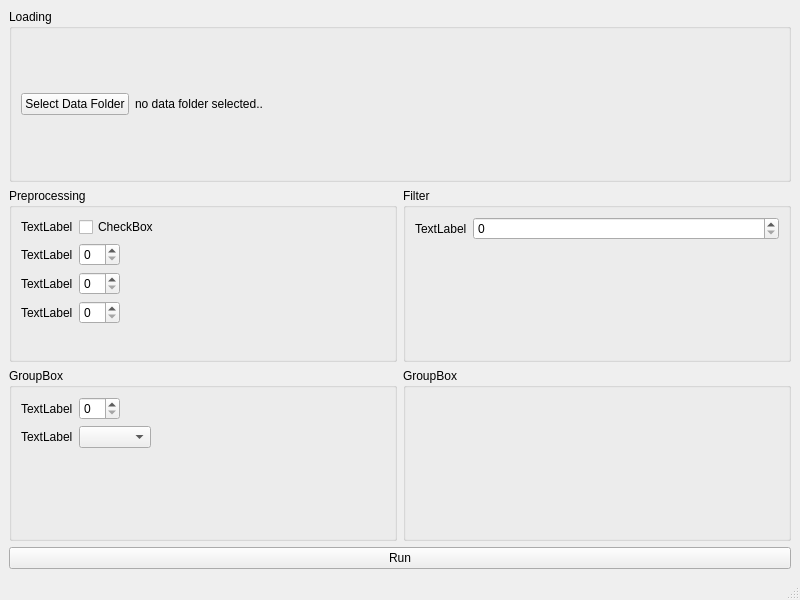
Qt form main_gui/main_window.ui (dedan/DrosCalciumAnalyse) before a commit.
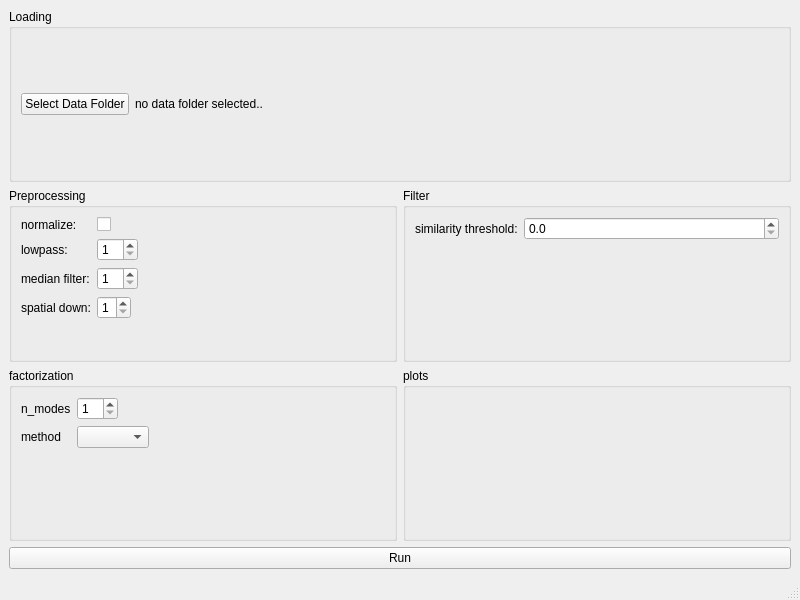
The same form after that commit.

Commit message: initialize gui with standard values

```diff
--- a/main_gui/main_window.ui
+++ b/main_gui/main_window.ui
@@ -68,44 +68,65 @@
        <item row="0" column="0">
         <widget class="QLabel" name="label_2">
          <property name="text">
-          <string>TextLabel</string>
+          <string>normalize:</string>
          </property>
         </widget>
        </item>
        <item row="0" column="1">
         <widget class="QCheckBox" name="checkBox">
          <property name="text">
-          <string>CheckBox</string>
+          <string/>
          </property>
         </widget>
        </item>
        <item row="1" column="0">
         <widget class="QLabel" name="label_3">
          <property name="text">
-          <string>TextLabel</string>
+          <string>lowpass:</string>
          </property>
         </widget>
        </item>
        <item row="1" column="1">
-        <widget class="QSpinBox" name="spinBox"/>
-       </item>
-       <item row="2" column="1">
-        <widget class="QSpinBox" name="spinBox_2"/>
-       </item>
-       <item row="3" column="1">
-        <widget class="QSpinBox" name="spinBox_3"/>
+        <widget class="QSpinBox" name="lowpass_spinner">
+         <property name="minimum">
+          <number>1</number>
+         </property>
+         <property name="maximum">
+          <number>10</number>
+         </property>
+        </widget>
        </item>
        <item row="2" column="0">
         <widget class="QLabel" name="label_4">
          <property name="text">
-          <string>TextLabel</string>
+          <string>median filter:</string>
+         </property>
+        </widget>
+       </item>
+       <item row="2" column="1">
+        <widget class="QSpinBox" name="median_spinner">
+         <property name="minimum">
+          <number>1</number>
+         </property>
+         <property name="maximum">
+          <number>10</number>
          </property>
         </widget>
        </item>
        <item row="3" column="0">
         <widget class="QLabel" name="label_5">
          <property name="text">
-          <string>TextLabel</string>
+          <string>spatial down:</string>
+         </property>
+        </widget>
+       </item>
+       <item row="3" column="1">
+        <widget class="QSpinBox" name="spatial_spinner">
+         <property name="minimum">
+          <number>1</number>
+         </property>
+         <property name="maximum">
+          <number>4</number>
          </property>
         </widget>
        </item>
@@ -118,13 +139,20 @@
        <string>Filter</string>
       </property>
       <layout class="QFormLayout" name="formLayout_2">
-       <item row="1" column="1">
-        <widget class="QSpinBox" name="spinBox_4"/>
-       </item>
        <item row="1" column="0">
         <widget class="QLabel" name="label_6">
          <property name="text">
-          <string>TextLabel</string>
+          <string>similarity threshold:</string>
+         </property>
+        </widget>
+       </item>
+       <item row="1" column="1">
+        <widget class="QDoubleSpinBox" name="similarity_spinner">
+         <property name="decimals">
+          <number>1</number>
+         </property>
+         <property name="maximum">
+          <double>1.000000000000000</double>
          </property>
         </widget>
        </item>
@@ -134,7 +162,7 @@
     <item row="2" column="0">
      <widget class="QGroupBox" name="factorize_box">
       <property name="title">
-       <string>GroupBox</string>
+       <string>factorization</string>
       </property>
       <layout class="QFormLayout" name="formLayout_3">
        <property name="fieldGrowthPolicy">
@@ -143,17 +171,21 @@
        <item row="0" column="0">
         <widget class="QLabel" name="label_8">
          <property name="text">
-          <string>TextLabel</string>
+          <string>n_modes</string>
          </property>
         </widget>
        </item>
        <item row="0" column="1">
-        <widget class="QSpinBox" name="spinBox_5"/>
+        <widget class="QSpinBox" name="spinBox_5">
+         <property name="minimum">
+          <number>1</number>
+         </property>
+        </widget>
        </item>
        <item row="1" column="0">
         <widget class="QLabel" name="label_7">
          <property name="text">
-          <string>TextLabel</string>
+          <string>method</string>
          </property>
         </widget>
        </item>
@@ -166,7 +198,7 @@
     <item row="2" column="1">
      <widget class="QGroupBox" name="plots_box">
       <property name="title">
-       <string>GroupBox</string>
+       <string>plots</string>
       </property>
      </widget>
     </item>
```
Left out of the diff: 4 changed lines with no effect on the pictures. The commit also changes 2 other files.
